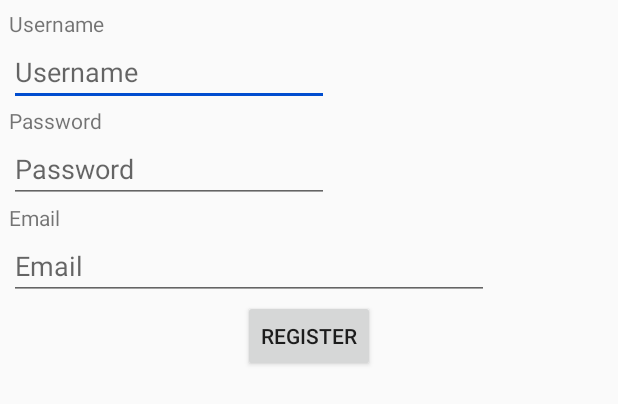
After one commit to CHH2000day/NavalCreedModHelper, an Android app: the layout reg_dialog.xml on its own in the app's theme, with its tools: preview values and no code run, on a phone screen of 412 x 824 dp. The commit adds this screen. Shown: the top 404 px of the screen. Run offline under Robolectric (Android 15) with nearby library versions, the phone set to English and light mode, and no system bars.

Commit message:
Prepare for incoming mod store

```diff
--- /dev/null
+++ b/app/src/main/res/layout/reg_dialog.xml
@@ -0,0 +1,64 @@
+<?xml version="1.0" encoding="utf-8"?>
+<RelativeLayout xmlns:android="http://schemas.android.com/apk/res/android"
+    android:layout_width="match_parent"
+    android:layout_height="match_parent"
+    android:padding="6dp">
+
+    <TextView
+        android:id="@+id/reg_diag_usertext"
+        android:layout_width="wrap_content"
+        android:layout_height="wrap_content"
+        android:text="@string/username" />
+
+    <EditText
+        android:id="@+id/reg_diag_edittext_username"
+        android:layout_width="wrap_content"
+        android:layout_height="wrap_content"
+        android:layout_below="@id/reg_diag_usertext"
+        android:autofillHints="username"
+        android:ems="10"
+        android:hint="@string/username"
+        android:inputType="textAutoComplete" />
+
+    <TextView
+        android:id="@+id/textView3"
+        android:layout_width="wrap_content"
+        android:layout_height="wrap_content"
+        android:layout_below="@id/reg_diag_edittext_username"
+        android:text="@string/password" />
+
+    <EditText
+        android:id="@+id/reg_diag_edittext_pwd"
+        android:layout_width="wrap_content"
+        android:layout_height="wrap_content"
+        android:layout_below="@id/textView3"
+        android:autofillHints="password"
+        android:ems="10"
+        android:hint="@string/password"
+        android:inputType="textPassword" />
+
+    <TextView
+        android:id="@+id/textView4"
+        android:layout_width="wrap_content"
+        android:layout_height="wrap_content"
+        android:layout_below="@id/reg_diag_edittext_pwd"
+        android:text="@string/email" />
+
+    <EditText
+        android:id="@+id/reg_diag_edittext_email"
+        android:layout_width="wrap_content"
+        android:layout_height="wrap_content"
+        android:layout_below="@id/textView4"
+        android:autofillHints="email"
+        android:ems="15"
+        android:hint="@string/email"
+        android:inputType="textEmailAddress" />
+
+    <Button
+        android:id="@+id/reg_diag_reg"
+        android:layout_width="wrap_content"
+        android:layout_height="wrap_content"
+        android:layout_below="@id/reg_diag_edittext_email"
+        android:layout_centerHorizontal="true"
+        android:text="@string/register" />
+</RelativeLayout>
--- a/app/src/main/res/values/array.xml
+++ b/app/src/main/res/values/array.xml
@@ -59,6 +59,10 @@
     <string-array name="bgm_select_a_scene">
         <item>Select a scene</item>
     </string-array>
+    <string-array name="modtypes">
+        <item>All</item>
+        <item>QaQ</item>
+    </string-array>
     <string-array name="fragment_titles">
         <item>Background</item>
         <item>Login movie</item>
--- a/app/src/main/res/values/strings.xml
+++ b/app/src/main/res/values/strings.xml
@@ -110,4 +110,9 @@
 	<string name="modtype_captainvoice_ru_vlad">Captain voice(Russian-Serious)</string>
 	<string name="modtype_captainvoice_ru_beard">Captain voice(Russian-Heroic)</string>
 	<string name="modtype_customshipname">CustomShipName</string>
+    <string name="username">Username</string>
+    <string name="password">Password</string>
+    <string name="email">Email</string>
+    <string name="register">Register</string>
+    <string name="login">login</string>
 </resources>
```
Also changed, not shown: app/src/main/res/layout/modstore_fragment.xml (added, +64 -0 lines), 1 other file. Lines whose indentation alone changed are shown as unchanged.
